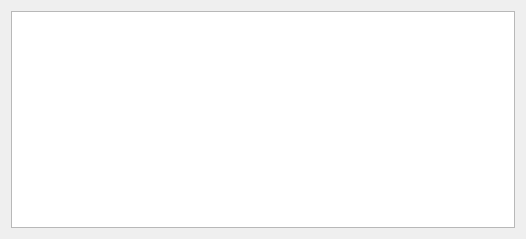
The window that server/gui/ui/QueryLog.ui (Howest-AdvMathProg/project-2021-Joren-vanGoethem) describes before a commit, drawn with Qt 5.
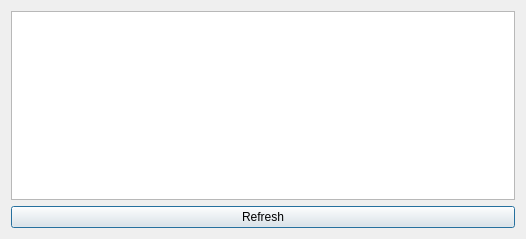
The same window after the commit.

Commit message: query refresh

```diff
--- a/server/gui/ui/QueryLog.ui
+++ b/server/gui/ui/QueryLog.ui
@@ -24,6 +24,13 @@
      </property>
     </widget>
    </item>
+   <item row="1" column="0">
+    <widget class="QPushButton" name="Refresh_button">
+     <property name="text">
+      <string>Refresh</string>
+     </property>
+    </widget>
+   </item>
   </layout>
  </widget>
  <resources/>
```
The commit also changes 2 other files.
